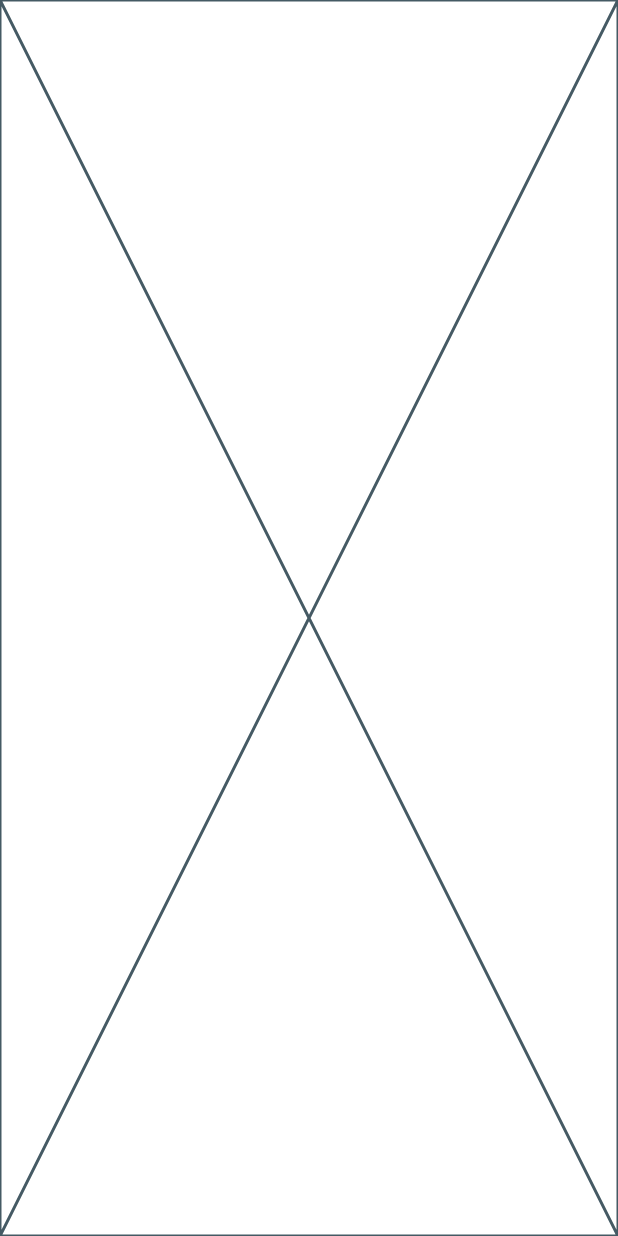
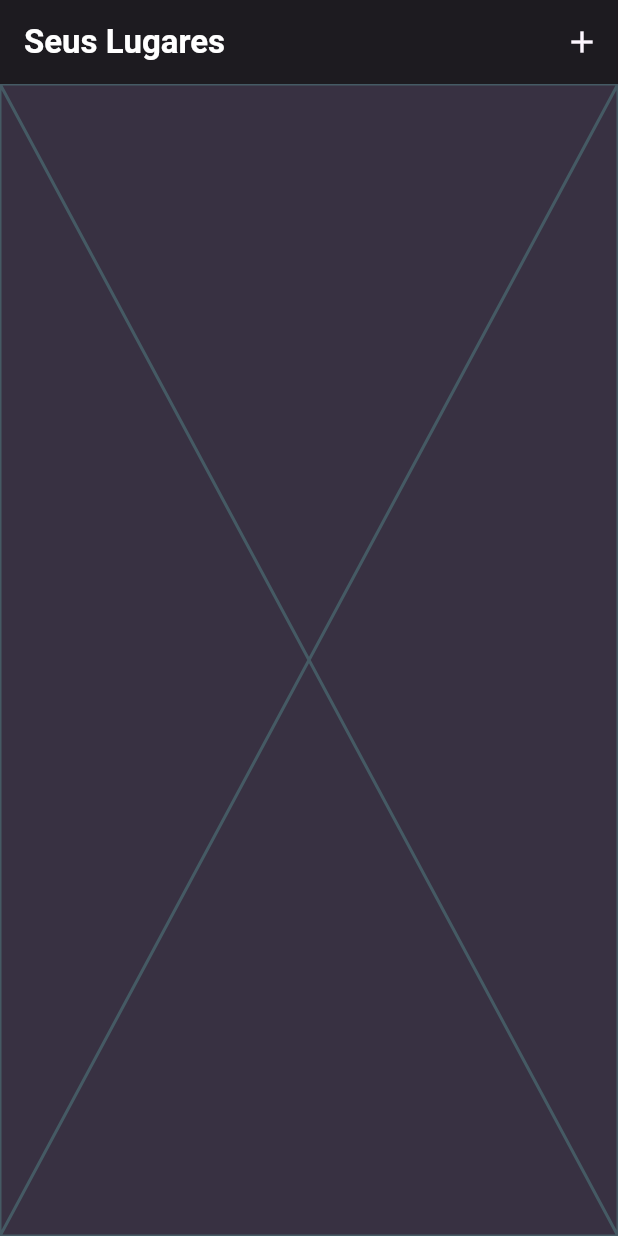
Before and after one commit to Gabrielst27/favorite_places, a Flutter app: the screen it shows after launch, on a phone screen of 412 x 824 dp. Run offline on Flutter 3.47's test engine with Material 3 defaults, Android fonts, the phone set to English and light mode, and no system bars; our stand-ins replace google_fonts.

Commit message:
feat: created places screen

```diff
--- a/lib/main.dart
+++ b/lib/main.dart
@@ -1,3 +1,4 @@
+import 'package:favorite_places/screens/places_screen.dart';
 import 'package:favorite_places/theme.dart';
 import 'package:flutter/material.dart';
 
@@ -13,7 +14,7 @@ class App extends StatelessWidget {
     return MaterialApp(
       title: 'Melhores Lugares',
       theme: theme,
-      home: const Placeholder(),
+      home: PlacesScreen(),
     );
   }
 }
--- /dev/null
+++ b/lib/screens/places_screen.dart
@@ -0,0 +1,26 @@
+import 'package:flutter/material.dart';
+
+class PlacesScreen extends StatelessWidget {
+  const PlacesScreen({super.key});
+
+  @override
+  Widget build(BuildContext context) {
+    return Scaffold(
+      appBar: AppBar(
+        title: Text(
+          'Seus Lugares',
+          style: Theme.of(context).textTheme.titleLarge,
+        ),
+        backgroundColor: Theme.of(context).colorScheme.onSurface,
+        actions: [
+          IconButton(
+            onPressed: () {},
+            icon: Icon(Icons.add),
+            color: Theme.of(context).colorScheme.surfaceBright,
+          ),
+        ],
+      ),
+      body: const Placeholder(),
+    );
+  }
+}
```
